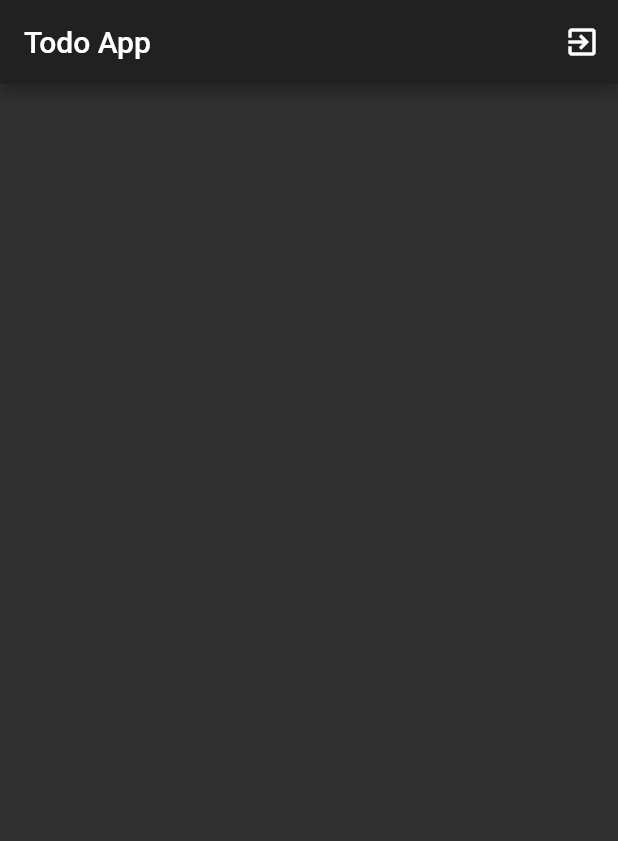
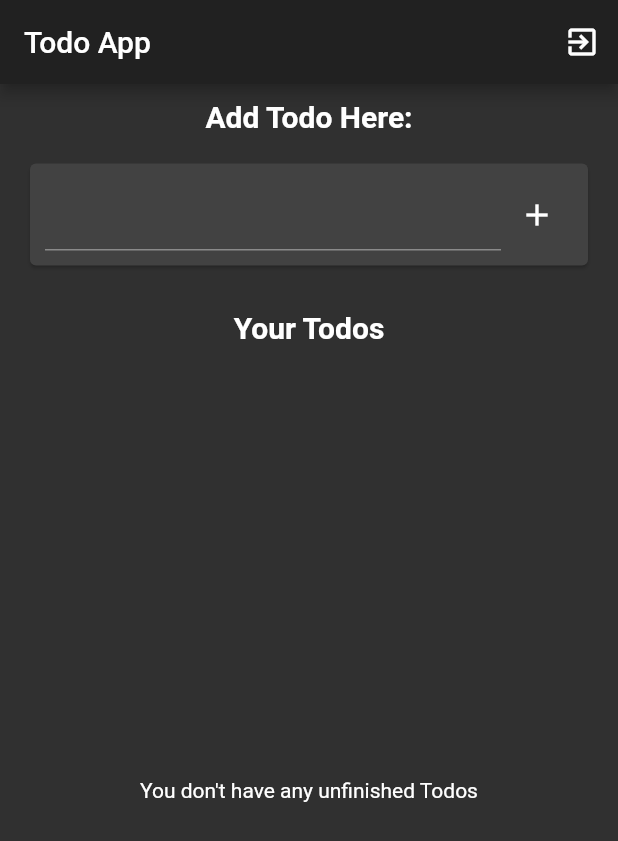
Before and after one commit to jashasweejena/Todo-List-Flutter, a Flutter app: the screen it shows once a user with an empty profile is signed in, on a phone screen of 412 x 824 dp. Shown: the top 841 px of the screen. Run offline on Flutter 3.47's test engine with Material 2 defaults, Android fonts, the phone set to English and light mode, and no system bars; our stand-ins replace cloud_firestore, firebase_auth, firebase_core; accounts and stored records are empty.

Commit message:
Add notes adding feature

```diff
--- /dev/null
+++ b/lib/models/database.dart
@@ -0,0 +1,53 @@
+import 'package:cloud_firestore/cloud_firestore.dart';
+import 'package:notesfreecodecamp/models/todo.dart';
+
+class Database {
+  final FirebaseFirestore firestore;
+
+  Database({this.firestore});
+
+  Stream<List<TodoModel>> streamTodos({String uid}) {
+    try {
+      return firestore
+          .collection('todos')
+          .doc(uid)
+          .collection('todos')
+          .where('done', isEqualTo: false)
+          .snapshots()
+          .map((query) {
+        List<TodoModel> retVal = List();
+        for (final DocumentSnapshot doc in query.docs) {
+          retVal.add(TodoModel.fromDocumentSnapshot(snapshot: doc));
+        }
+
+        return retVal;
+      });
+    } catch (e) {
+      rethrow;
+    }
+  }
+
+  Future<void> addTodo({String uid, String content}) async {
+    try {
+      firestore.collection('todos').doc(uid).collection('todos').add({
+        "content": content,
+        "done": false,
+      });
+    } catch (e) {
+      rethrow;
+    }
+  }
+
+  Future<void> updateTodo({String uid, String todoId}) {
+    try {
+      firestore
+          .collection('todos')
+          .doc(uid)
+          .collection('todos')
+          .doc(todoId)
+          .update({'done': true});
+    } catch (e) {
+      rethrow;
+    }
+  }
+}
--- /dev/null
+++ b/lib/models/todo.dart
@@ -0,0 +1,15 @@
+import 'package:cloud_firestore/cloud_firestore.dart';
+
+class TodoModel {
+  String todoId;
+  String content;
+  bool done;
+
+  TodoModel({this.todoId, this.content, this.done});
+
+  TodoModel.fromDocumentSnapshot({DocumentSnapshot snapshot}) {
+    todoId = snapshot.id;
+    content = snapshot.data()['content'] as String;
+    done = snapshot.data()['done'] as bool;
+  }
+}
--- a/lib/screens/home.dart
+++ b/lib/screens/home.dart
@@ -1,7 +1,9 @@
 import 'package:cloud_firestore/cloud_firestore.dart';
 import 'package:firebase_auth/firebase_auth.dart';
 import 'package:flutter/material.dart';
+import 'package:notesfreecodecamp/models/database.dart';
 import 'package:notesfreecodecamp/services/auth.dart';
+import 'package:notesfreecodecamp/widgets/todo_card.dart';
 
 class Home extends StatefulWidget {
   final FirebaseAuth auth;
@@ -14,6 +16,7 @@ class Home extends StatefulWidget {
 }
 
 class _HomeState extends State<Home> {
+  TextEditingController _todoController = TextEditingController();
   @override
   Widget build(BuildContext context) {
     return Scaffold(
@@ -26,6 +29,78 @@ class _HomeState extends State<Home> {
           )
         ],
       ),
+      body: Column(
+        children: [
+          SizedBox(
+            height: 10.0,
+          ),
+          const Text(
+            'Add Todo Here:',
+            style: TextStyle(fontSize: 20.0, fontWeight: FontWeight.bold),
+          ),
+          Card(
+            margin: const EdgeInsets.all(20.0),
+            child: Padding(
+              padding: const EdgeInsets.all(10.0),
+              child: Row(
+                children: [
+                  Expanded(
+                    child: TextFormField(
+                      controller: _todoController,
+                    ),
+                  ),
+                  IconButton(
+                      icon: const Icon(Icons.add),
+                      onPressed: () {
+                        if (_todoController.text != null) {
+                          setState(() {
+                            Database(firestore: widget.firestore).addTodo(
+                                uid: widget.auth.currentUser.uid,
+                                content: _todoController.text);
+                            _todoController.clear();
+                          });
+                        }
+                      })
+                ],
+              ),
+            ),
+          ),
+          SizedBox(
+            height: 10.0,
+          ),
+          const Text(
+            'Your Todos',
+            style: TextStyle(fontSize: 20.0, fontWeight: FontWeight.bold),
+          ),
+          Expanded(
+            child: StreamBuilder(
+              stream: Database(firestore: widget.firestore)
+                  .streamTodos(uid: widget.auth.currentUser.uid),
+              builder: (context, snapshot) {
+                if (snapshot.connectionState == ConnectionState.active) {
+                  if (snapshot.data.isEmpty) {
+                    return const Center(
+                      child: const Text("You don't have any unfinished Todos"),
+                    );
+                  }
+                  return ListView.builder(
+                    itemBuilder: (_, index) {
+                      return TodoCard(
+                          todo: snapshot.data[index],
+                          firestore: widget.firestore,
+                          uid: widget.auth.currentUser.uid);
+                    },
+                    itemCount: snapshot.data.length,
+                  );
+                }
+                return const Center(
+                  child: CircularProgressIndicator(),
+                );
+              },
+            ),
+          )
+        ],
+      ),
     );
   }
 }
```
Also changed, not shown: lib/widgets/todo_card.dart (added, +50 -0 lines).
